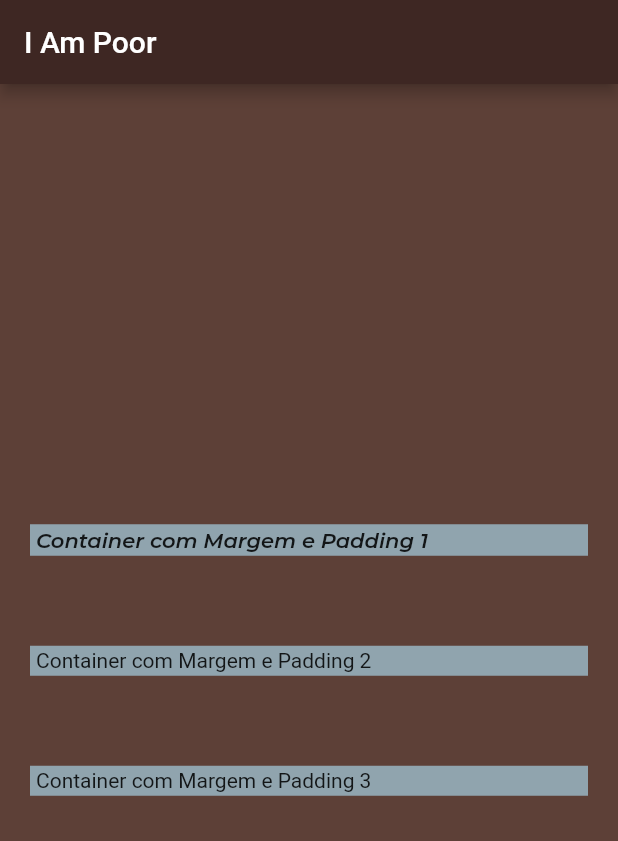
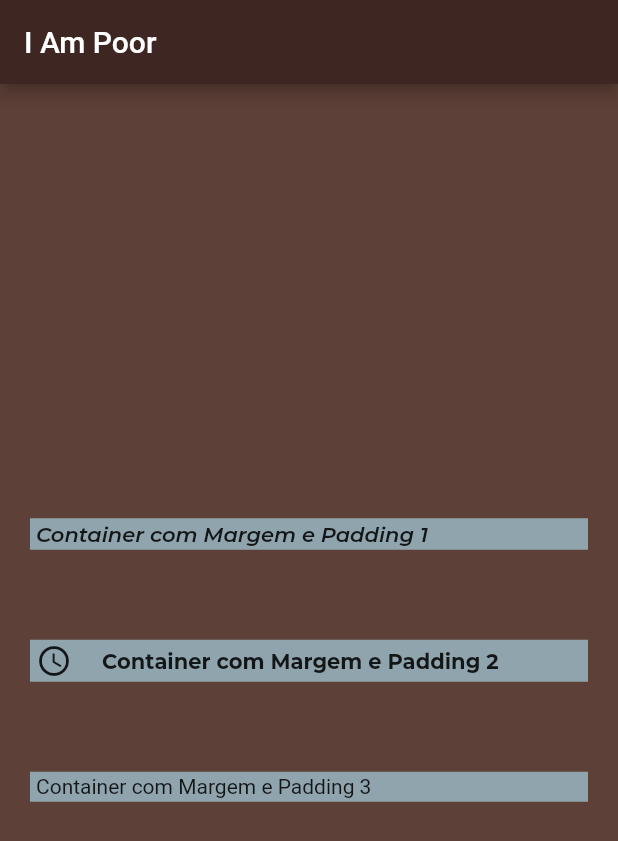
Before and after one commit to fthomasvp/sample-flutter, a Flutter app: the screen it shows after launch, on a phone screen of 412 x 824 dp. Shown: the top 841 px of the screen. Run offline on Flutter 3.47's test engine with Material 2 defaults, Android fonts, the phone set to English and light mode, and no system bars.

Commit message:
feat: use Material Icons with Row widget

```diff
--- a/lib/main.dart
+++ b/lib/main.dart
@@ -36,7 +36,22 @@ class MyApp extends StatelessWidget {
                 margin:
                     const EdgeInsets.symmetric(horizontal: 20, vertical: 30),
                 padding: const EdgeInsets.symmetric(horizontal: 4, vertical: 2),
-                child: const Text('Container com Margem e Padding 2'),
+                child: Row(
+                  children: const [
+                    Icon(
+                      Icons.schedule,
+                    ),
+                    SizedBox(
+                      width: 20.0,
+                    ),
+                    Text(
+                      'Container com Margem e Padding 2',
+                      style: TextStyle(
+                          fontFamily: 'Montserrat',
+                          fontWeight: FontWeight.bold),
+                    ),
+                  ],
+                ),
               ),
               Container(
                 color: Colors.blueGrey[300],
```
